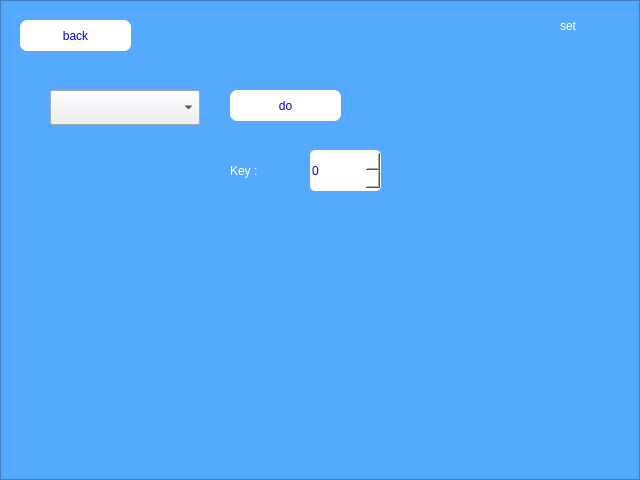
Before: the Qt Designer form super_task1/set.ui in FridrixJo/LABA-7, drawn with Qt 5.
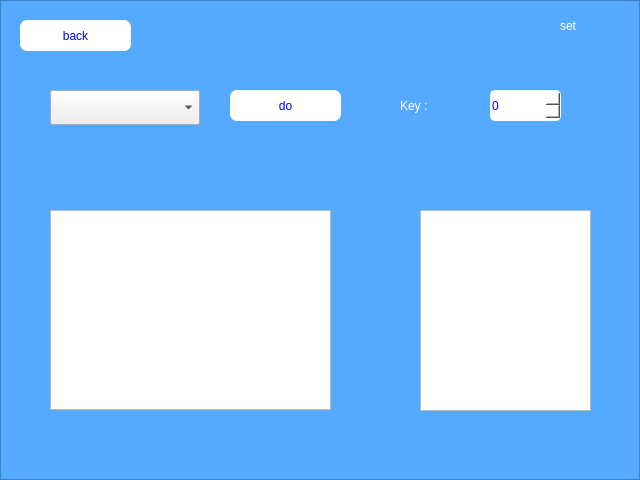
After: the same form once the commit is applied.

```diff
--- a/super_task1/set.ui
+++ b/super_task1/set.ui
@@ -95,10 +95,10 @@
    <widget class="QLabel" name="label_2">
     <property name="geometry">
      <rect>
-      <x>230</x>
-      <y>150</y>
+      <x>400</x>
+      <y>90</y>
       <width>71</width>
-      <height>41</height>
+      <height>31</height>
      </rect>
     </property>
     <property name="styleSheet">
@@ -112,10 +112,10 @@
    <widget class="QSpinBox" name="spinBox_set">
     <property name="geometry">
      <rect>
-      <x>310</x>
-      <y>150</y>
+      <x>490</x>
+      <y>90</y>
       <width>71</width>
-      <height>41</height>
+      <height>31</height>
      </rect>
     </property>
     <property name="styleSheet">
@@ -125,6 +125,26 @@
 color: rgb(0, 0, 255)</string>
     </property>
    </widget>
+   <widget class="QTextEdit" name="MainSet">
+    <property name="geometry">
+     <rect>
+      <x>50</x>
+      <y>210</y>
+      <width>281</width>
+      <height>200</height>
+     </rect>
+    </property>
+   </widget>
+   <widget class="QTextEdit" name="InfoSet">
+    <property name="geometry">
+     <rect>
+      <x>420</x>
+      <y>210</y>
+      <width>171</width>
+      <height>201</height>
+     </rect>
+    </property>
+   </widget>
   </widget>
  </widget>
  <resources/>
```
